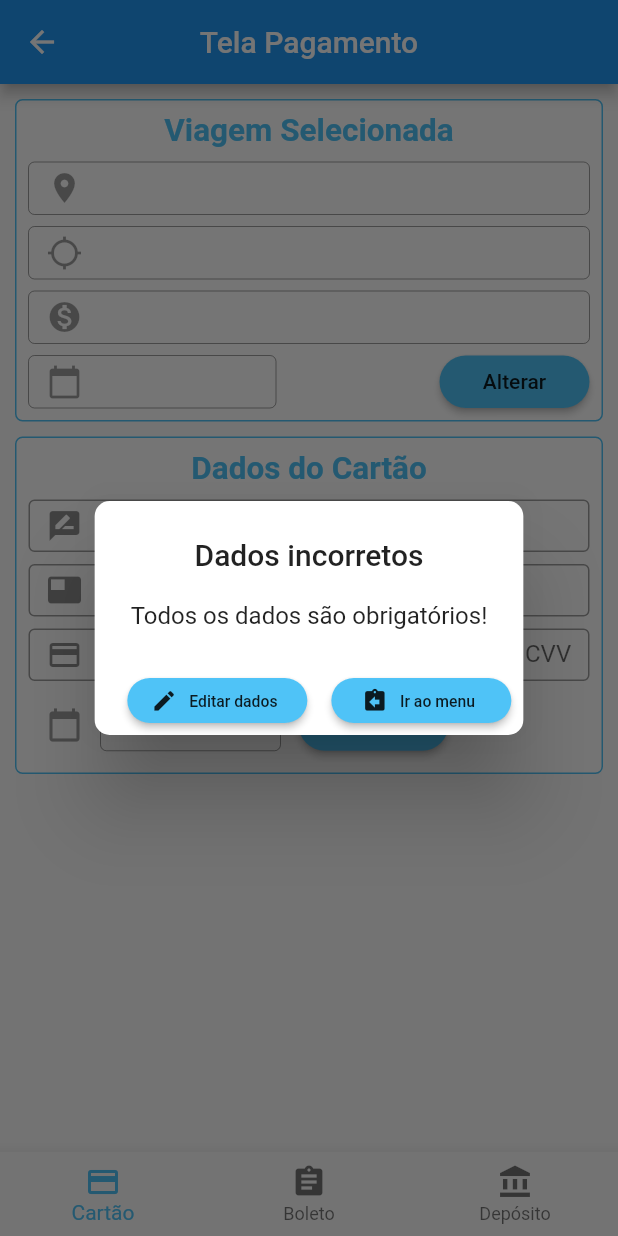
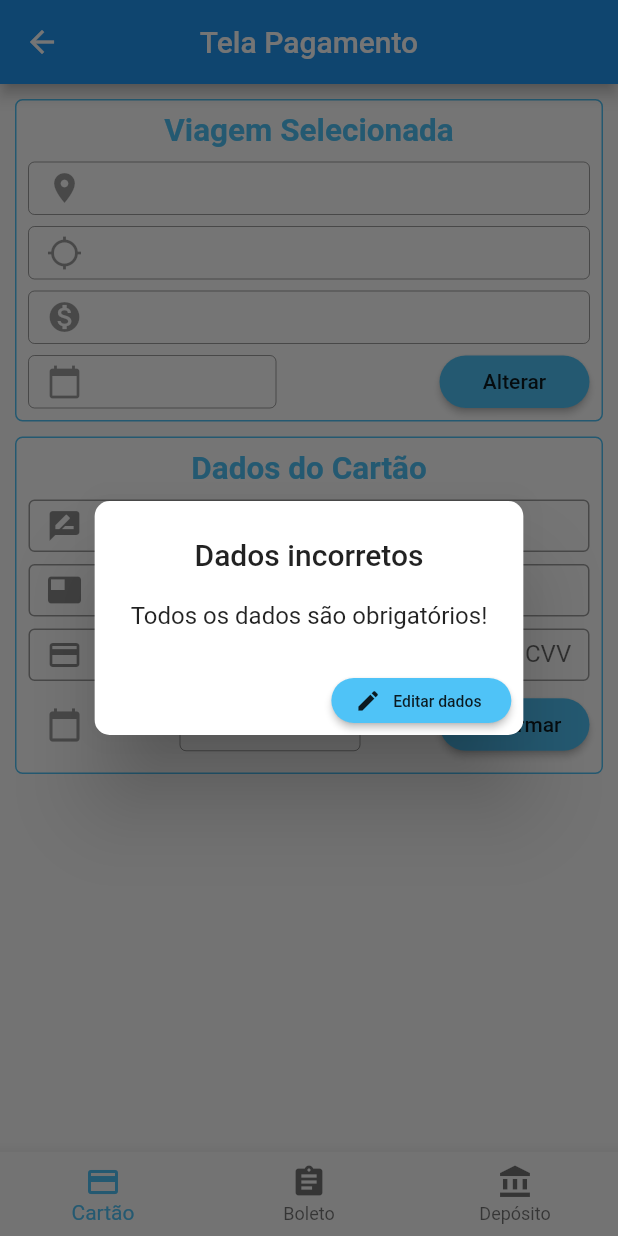
Before and after one commit to giovani-sarchesi/projetoDispMoveis, a Flutter app: the ComprarPassagem screen opened by its route, after a tap on "Confirmar", on a phone screen of 412 x 824 dp. Run offline on Flutter 3.47's test engine with Material 2 defaults, Android fonts, the phone set to English and light mode, and no system bars; our stand-ins replace date_format, flutter_datetime_picker; missing offline and left inert: mask_shifter.

Commit message:
Correções front

```diff
--- a/projeto_aeroporto/lib/CaixasTexto/caixasTexto.dart
+++ b/projeto_aeroporto/lib/CaixasTexto/caixasTexto.dart
@@ -46,7 +46,7 @@ textoParaCPF(altura, editavel, icone, label, controle){
         WhitelistingTextInputFormatter.digitsOnly,
         MaskedTextInputFormatterShifter(
             maskONE: "XXX.XXX.XXX-XX",
-            maskTWO: "###.###.###-##"
+            maskTWO: "XX.XXX.XXX/XXXX-XX"
           )
         ],
         decoration: InputDecoration(
--- a/projeto_aeroporto/lib/Telas/compraPassagem.dart
+++ b/projeto_aeroporto/lib/Telas/compraPassagem.dart
@@ -131,7 +131,10 @@ void verificarSelecionado(int index){
                       onPressed: (){
                          Navigator.push(
                                     context,
-                                    MaterialPageRoute(builder: (context) => MenuApp()));
+                                    MaterialPageRoute(builder: (context) => MenuApp(
+                                      idCliente: widget.idCliente,
+                                    ))
+                                    );
                       },
                       shape: new RoundedRectangleBorder(
                         borderRadius: new BorderRadius.circular(1000.0),
--- a/projeto_aeroporto/lib/Telas/menuApp.dart
+++ b/projeto_aeroporto/lib/Telas/menuApp.dart
@@ -6,7 +6,6 @@ import 'package:projeto_aeroporto/Listas/listaCruzeiros.dart';
 import 'package:projeto_aeroporto/Listas/listaOnibus.dart';
 import 'package:projeto_aeroporto/Listas/listaPassagens.dart';
 import 'package:projeto_aeroporto/Listas/listaVoos.dart';
-import 'package:projeto_aeroporto/Telas/telaInicial.dart';
 import 'package:projeto_aeroporto/Widgets/widgetSelecione.dart';
 import 'package:projeto_aeroporto/main.dart';
 
@@ -50,7 +49,7 @@ verificaPassagens(){
             actions: [
               IconButton(icon: Icon(Icons.exit_to_app),
                          onPressed: (){
-                          Navigator.pushReplacement(context, MaterialPageRoute(builder: (context) => TelaInicial()));
+                          Navigator.pushNamedAndRemoveUntil(context, '/telaInicial', ModalRoute.withName('/'));
                          }
               ),
             ],
--- a/projeto_aeroporto/lib/Telas/telaInicial.dart
+++ b/projeto_aeroporto/lib/Telas/telaInicial.dart
@@ -7,11 +7,11 @@ class TelaInicial extends StatelessWidget {
   Widget build(BuildContext context) {
 
     return Scaffold(
-      body: Container(
+      body: Center(
+        child: Container(
           child: SingleChildScrollView(
             padding: const EdgeInsets.all(5.0),
               child: Column(
-              mainAxisAlignment: MainAxisAlignment.start,
                 children: <Widget>[
                   Image.asset('assets/imagens/logoGK.png', height: 300, width: 300),
                   botaoIrLogin(context, new Botao((Icons.check_circle), "Possuo conta"),),
@@ -22,6 +22,7 @@ class TelaInicial extends StatelessWidget {
                 ],
               ),
           )
+        ),
       )
     );
   }
--- a/projeto_aeroporto/lib/Widgets/widgetDadosCartao.dart
+++ b/projeto_aeroporto/lib/Widgets/widgetDadosCartao.dart
@@ -31,22 +31,30 @@ const DadosCartao({
 
 class _DadosCartaoState extends State<DadosCartao> {
 
-verificarDados(String nomeCompleto, String nroCartao, String cvv, String validade){
+verificarDados(String nomeCompleto, String cpfTitular, String nroCartao, String cvv, String validade){
 
    if(nomeCompleto.isEmpty || nroCartao.isEmpty || cvv.isEmpty || validade.isEmpty || validade == "Validade"){
-      return alertConfirmativo(context,
+      return alertInformativo(context,
                         "Dados incorretos",
                         "Todos os dados são obrigatórios!",
-                        botaoFecharAlert(context, new Botao((Icons.edit), "Editar dados")),
-                        botaoIrMenu(context, new Botao((Icons.assignment_return), "Ir ao menu"), widget.idCliente));
+                        botaoFecharAlert(context, new Botao((Icons.edit), "Editar dados"))
+                        );
    }
 
    if(nroCartao.length < 14){
-     return alertConfirmativo(context,
+     return alertInformativo(context,
                         "Dados incorretos",
                         "Cartão informado é inválido!",
-                        botaoFecharAlert(context, new Botao((Icons.edit), "Editar dados")),
-                        botaoIrMenu(context, new Botao((Icons.assignment_return), "Ir ao menu"), widget.idCliente));
+                        botaoFecharAlert(context, new Botao((Icons.edit), "Editar dados"))
+                        );
+   }
+
+   if(cpfTitular.length < 11){
+     return alertInformativo(context,
+                        "Dados incorretos",
+                        "CPF informado é inválido!",
+                        botaoFecharAlert(context, new Botao((Icons.edit), "Editar dados"))
+                        );
    }
 
    alertInformativo(context,
@@ -70,8 +78,7 @@ TextEditingController nomeCompleto = TextEditingController();
 TextEditingController cpfTitular = TextEditingController();
 TextEditingController nroCartao = TextEditingController();
 TextEditingController cvv = TextEditingController();
-dynamic validade = "Validade";
-DateTime dataSelecionada = new DateTime.now();
+dynamic validade = "< Validade";
 
   @override
   Widget build(BuildContext context) {
@@ -85,6 +92,7 @@ DateTime dataSelecionada = new DateTime.now();
                               ),
                       borderRadius: BorderRadius.all(Radius.circular(5.0)),
                   ),
+
                   child: Column(
                     children: [
                       Text("Dados do Cartão",
@@ -108,7 +116,7 @@ DateTime dataSelecionada = new DateTime.now();
                   ),
                   SizedBox(height: 5),
                   Row(
-                    mainAxisAlignment: MainAxisAlignment.start,
+                    mainAxisAlignment: MainAxisAlignment.spaceBetween,
                     children: [
                       IconButton(
                           icon: Icon(Icons.calendar_today,
@@ -139,19 +147,17 @@ DateTime dataSelecionada = new DateTime.now();
             ),
             ),
           ),
-          SizedBox(width: 12,),
-                  SizedBox(
+                 SizedBox(
                       height: 35,
                       width: 100,
                       child: RaisedButton(
                         child: Text("Confirmar"),
                         onPressed: (){
                           verificarDados(nomeCompleto.text,
+                                         cpfTitular.text,
                                          nroCartao.text,
                                          cvv.text,
                                          validade.toString());
-
-                          debugPrint(validade.toString());
                           },
                         shape: new RoundedRectangleBorder(
                           borderRadius: new BorderRadius.circular(1000.0),
```
Also changed, not shown: projeto_aeroporto/lib/Telas/cadastrar.dart (+11 -0 lines), projeto_aeroporto/lib/Telas/login.dart (+11 -0 lines), projeto_aeroporto/lib/Widgets/widgetBoleto.dart (+5 -5 lines), projeto_aeroporto/lib/Alerts/alerts.dart (line endings or trailing spaces). Lines whose indentation alone changed are shown as unchanged.
